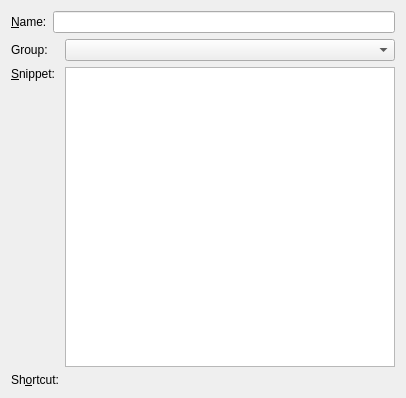
Before: the Qt Designer form mailcommon/snippetdialog.ui in chusopr/kdepim-ktimetracker-akonadi, drawn with Qt 5.
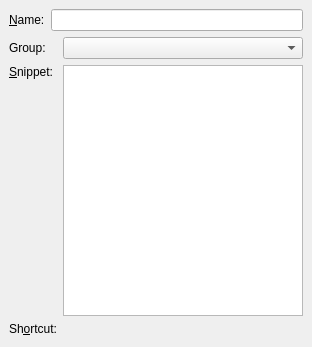
After: the same form once the commit is applied. Custom widgets are drawn as their Qt base class.

What changed in the file:
```diff
--- a/mailcommon/snippetdialog.ui
+++ b/mailcommon/snippetdialog.ui
@@ -6,14 +6,23 @@
    <rect>
     <x>0</x>
     <y>0</y>
-    <width>406</width>
-    <height>398</height>
+    <width>312</width>
+    <height>347</height>
    </rect>
   </property>
   <property name="windowTitle">
    <string>Form</string>
   </property>
   <layout class="QVBoxLayout" name="verticalLayout">
+   <property name="leftMargin">
+    <number>9</number>
+   </property>
+   <property name="topMargin">
+    <number>9</number>
+   </property>
+   <property name="rightMargin">
+    <number>9</number>
+   </property>
    <item>
     <layout class="QFormLayout" name="formLayout_2">
      <item row="0" column="0">
@@ -36,7 +45,7 @@
    </item>
    <item>
     <widget class="QWidget" name="groupWidget" native="true">
-     <layout class="QFormLayout" name="formLayout">
+     <layout class="QGridLayout" name="gridLayout" rowstretch="0,1,0">
       <property name="margin">
        <number>0</number>
       </property>
@@ -93,7 +102,14 @@
        </widget>
       </item>
       <item row="2" column="1">
-       <widget class="KKeySequenceWidget" name="keyWidget"/>
+       <widget class="KKeySequenceWidget" name="keyWidget">
+        <property name="sizePolicy">
+         <sizepolicy hsizetype="Preferred" vsizetype="Preferred">
+          <horstretch>0</horstretch>
+          <verstretch>0</verstretch>
+         </sizepolicy>
+        </property>
+       </widget>
       </item>
      </layout>
     </widget>
```
